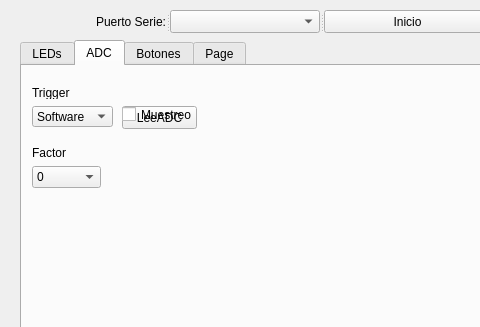
First picture: the form in mainusergui.ui, repository antonio-pr/gise-p1-qt-2020-antonio-pr, before the edit; both pictures show x 0 to 480 and y 0 to 327 of the 900 by 487 pixel window.
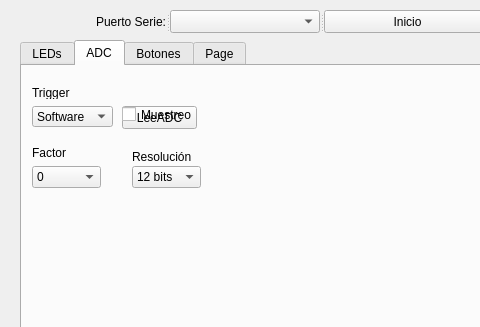
Second picture: the form after the edit. Custom widgets are drawn as their Qt base class.

Patch:
```diff
--- a/mainusergui.ui
+++ b/mainusergui.ui
@@ -418,6 +418,39 @@
       <bool>false</bool>
      </property>
     </widget>
+    <widget class="QComboBox" name="Resolucion">
+     <property name="geometry">
+      <rect>
+       <x>110</x>
+       <y>100</y>
+       <width>69</width>
+       <height>22</height>
+      </rect>
+     </property>
+     <item>
+      <property name="text">
+       <string>12 bits</string>
+      </property>
+     </item>
+     <item>
+      <property name="text">
+       <string>8 bits</string>
+      </property>
+     </item>
+    </widget>
+    <widget class="QLabel" name="label_7">
+     <property name="geometry">
+      <rect>
+       <x>110</x>
+       <y>80</y>
+       <width>61</width>
+       <height>21</height>
+      </rect>
+     </property>
+     <property name="text">
+      <string>Resolución</string>
+     </property>
+    </widget>
    </widget>
    <widget class="QWidget" name="tab_3">
     <attribute name="title">
```
